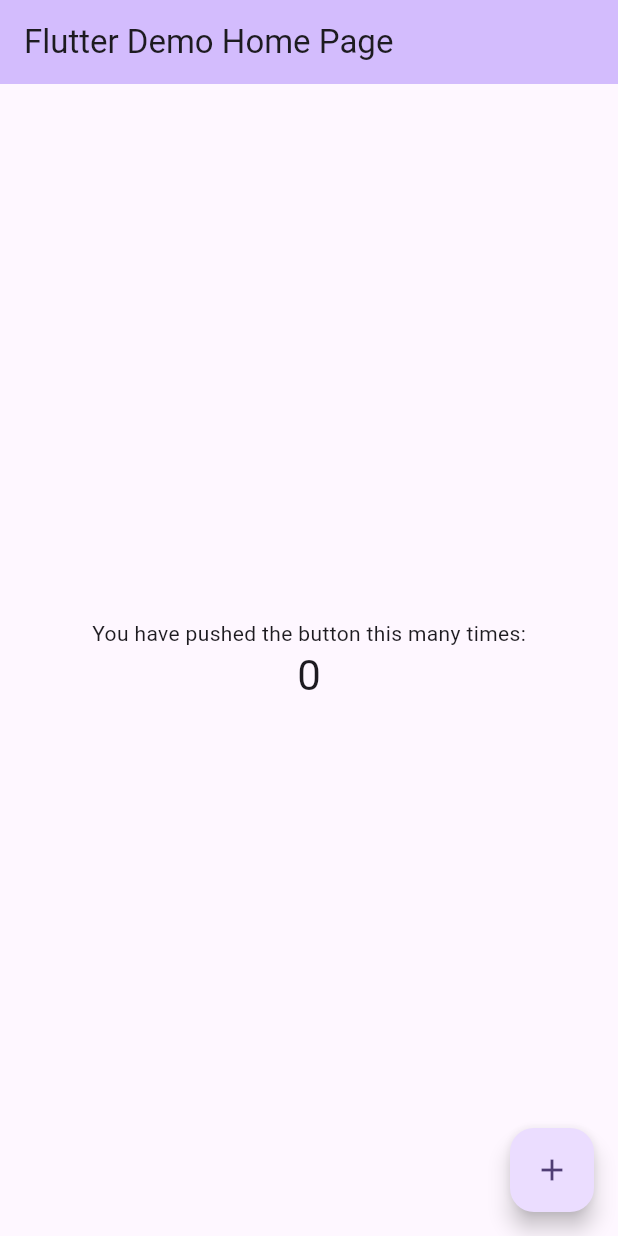
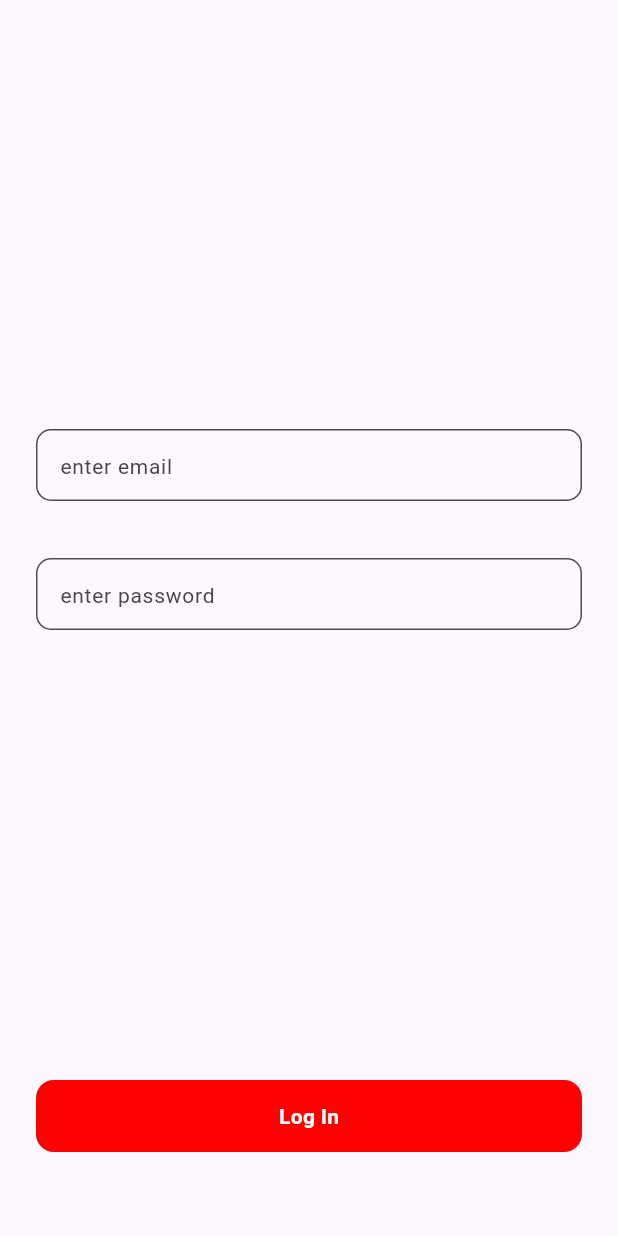
Before and after one commit to Ashutosh5426/UserHub, a Flutter app: the screen it shows after launch, on a phone screen of 412 x 824 dp. Run offline on Flutter 3.47's test engine with Material 2 defaults, Android fonts, the phone set to English and light mode, and no system bars; our stand-ins replace dio, fluttertoast, shared_preferences.

Commit message:
Completed login page

```diff
--- /dev/null
+++ b/lib/core/app_constants/app_strings.dart
@@ -0,0 +1,4 @@
+abstract class AppStrings {
+  static const String emailKeyName = 'userEmail';
+  static const String passwordKeyName = 'userPassword';
+}
--- /dev/null
+++ b/lib/core/common_functions.dart
@@ -0,0 +1,39 @@
+String validateEmail(String? value) {
+  if(value==null || value.isEmpty) {
+    return 'Enter a valid email address';
+  }
+  const pattern = r"(?:[a-z0-9!#$%&'*+/=?^_`{|}~-]+(?:\.[a-z0-9!#$%&'"
+      r'*+/=?^_`{|}~-]+)*|"(?:[\x01-\x08\x0b\x0c\x0e-\x1f\x21\x23-\x5b\x5d-'
+      r'\x7f]|\\[\x01-\x09\x0b\x0c\x0e-\x7f])*")@(?:(?:[a-z0-9](?:[a-z0-9-]*'
+      r'[a-z0-9])?\.)+[a-z0-9](?:[a-z0-9-]*[a-z0-9])?|\[(?:(?:(2(5[0-5]|[0-4]'
+      r'[0-9])|1[0-9][0-9]|[1-9]?[0-9]))\.){3}(?:(2(5[0-5]|[0-4][0-9])|1[0-9]'
+      r'[0-9]|[1-9]?[0-9])|[a-z0-9-]*[a-z0-9]:(?:[\x01-\x08\x0b\x0c\x0e-\x1f\'
+      r'x21-\x5a\x53-\x7f]|\\[\x01-\x09\x0b\x0c\x0e-\x7f])+)\])';
+  final regex = RegExp(pattern);
+
+  return !regex.hasMatch(value)
+      ? 'Enter a valid email address'
+      : '';
+}
+
+String validatePassword(String value) {
+  if (value.isEmpty) {
+    return 'Please enter password';
+  }
+  if (value.length < 6) {
+    return 'Password should have 6 to 10 characters';
+  }
+  if (value.length > 10) {
+    return 'Password should have 6 to 10 characters';
+  }
+  if (!RegExp(r'^(?=.*[a-z])').hasMatch(value)) {
+    return 'Password should have at least one lower case letter';
+  }
+  if (!RegExp(r'^(?=.*[A-Z])').hasMatch(value)) {
+    return 'Password should have at least one upper case letter';
+  }
+  if (!RegExp(r'^(?=.*[@$!%*?&])').hasMatch(value)) {
+    return 'Password should contain at least one special symbol';
+  }
+  return '';
+}
--- /dev/null
+++ b/lib/core/common_widgets/common_button_widget.dart
@@ -0,0 +1,31 @@
+import 'package:flutter/material.dart';
+
+class CustomButtonWidget extends StatelessWidget {
+  final Function() onPressed;
+  final String buttonText;
+  const CustomButtonWidget({required this.onPressed, required this.buttonText, Key? key}) : super(key: key);
+
+  @override
+  Widget build(BuildContext context) {
+    return InkWell(
+      onTap: onPressed,
+      child: Container(
+          width: double.maxFinite,
+          height: 48,
+          decoration: BoxDecoration(
+            color: const Color(0xFFFB0101),
+            borderRadius: BorderRadius.circular(12),
+          ),
+          child: Center(
+            child: Text(
+              buttonText,
+              style: const TextStyle(
+                  color: Colors.white,
+                  fontWeight: FontWeight.w600
+              ),
+            ),
+          )
+      ),
+    );
+  }
+}
--- /dev/null
+++ b/lib/core/shared_preference/shared_preference.dart
@@ -0,0 +1,36 @@
+import 'package:shared_preferences/shared_preferences.dart';
+
+class SharedPreference {
+  /// Making the Private Constructor for [SharedPreference] class
+  SharedPreference._();
+
+  /// Assigning the Instance of [SharedPreference] to [_instance]
+  static final SharedPreference _instance = SharedPreference._();
+
+  /// Getter of Instance of [SharedPreference] Singleton Class
+  factory SharedPreference() => _instance;
+
+  /// [_prefs] stores the instance of [SharedPreferences]
+  late SharedPreferences _prefs;
+
+  /// Assign Instance of [SharedPreferences] to [_prefs]
+  init() async{
+    _prefs = await SharedPreferences.getInstance();
+  }
+
+  /// Save an String value to key.
+  Future<bool> saveString({required String key, required String value}) async {
+    bool isSet = await _prefs.setString(key, value);
+    return isSet;
+  }
+
+  /// Try reading data from the [key]. If it doesn't exist, returns null.
+  String? getString({required String key}){
+    return _prefs.getString(key);
+  }
+
+  /// Remove data for the [key].
+  removeKey({required String key}) async {
+    await _prefs.remove(key);
+  }
+}
--- /dev/null
+++ b/lib/features/login/ui/login_page.dart
@@ -0,0 +1,174 @@
+import 'package:flutter/material.dart';
+import 'package:user_hub/core/app_constants/app_strings.dart';
+import 'package:user_hub/core/common_functions.dart';
+import 'package:user_hub/core/common_widgets/common_button_widget.dart';
+import 'package:user_hub/core/common_widgets/common_toast.dart';
+import 'package:user_hub/core/shared_preference/shared_preference.dart';
+import 'package:user_hub/features/user_list_page/ui/user_list_page.dart';
+
+class LoginPage extends StatefulWidget {
+  const LoginPage({Key? key}) : super(key: key);
+
+  @override
+  State<LoginPage> createState() => _LoginPageState();
+}
+
+class _LoginPageState extends State<LoginPage> {
+  late TextEditingController _emailController;
+  late TextEditingController _passwordController;
+  ValueNotifier<String> errorEmailText = ValueNotifier('');
+  ValueNotifier<String> errorPasswordText = ValueNotifier('');
+
+  @override
+  void initState() {
+    _emailController = TextEditingController();
+    _passwordController = TextEditingController();
+    super.initState();
+  }
+
+  @override
+  Widget build(BuildContext context) {
+    return Scaffold(
+      body: SafeArea(
+        child: Padding(
+          padding: const EdgeInsets.all(24),
+          child: Column(
+            mainAxisAlignment: MainAxisAlignment.center,
+            children: [
+              const Spacer(),
+              /// Email Address Text Field
+              SizedBox(
+                height: 48,
+                child: TextFormField(
+                  style: const TextStyle(
+                    height: 1,
+                  ),
+                  controller: _emailController,
+                  onChanged: (String value){
+                    errorEmailText.value = validateEmail(value);
+                  },
+                  decoration: InputDecoration(
+                    hintText: 'enter email',
+                    hintStyle: const TextStyle(fontSize: 14),
+                    enabledBorder: OutlineInputBorder(
+                      borderSide: const BorderSide(
+                        color: Color(0xFF4B4D50),
+                        width: 1,
+                      ),
+                      borderRadius: BorderRadius.circular(10),
+                    ),
+                    focusedBorder: OutlineInputBorder(
+                      borderSide: const BorderSide(
+                        color: Color(0xFFB1B3B5),
+                        width: 1,
+                      ),
+                      borderRadius:
+                      BorderRadius.circular(10),
+                    ),
+                    errorBorder: OutlineInputBorder(
+                      borderSide: const BorderSide(
+                        color: Color(0xFFFB0101),
+                        width: 1,
+                      ),
+                      borderRadius:
+                      BorderRadius.circular(10),
+                    ),
+                  ),
+                ),
+              ),
+              Row(
+                children: [
+                  ValueListenableBuilder(
+                    valueListenable: errorEmailText,
+                    builder: (context, value, _) {
+                      return Text(
+                        value,
+                        style: const TextStyle(
+                          fontSize: 10,
+                          color: Color(0xFFFB0101),
+                        ),
+                      );
+                    }
+                  ),
+                ],
+              ),
+              const SizedBox(height: 24),
+              /// Password Text Field
+              SizedBox(
+                height: 48,
+                child: TextFormField(
+                  style: const TextStyle(height: 1),
+                  controller: _passwordController,
+                  onChanged: (String value){
+                    errorPasswordText.value = validatePassword(value);
+                  },
+                  decoration: InputDecoration(
+                    hintText: 'enter password',
+                    hintStyle: const TextStyle(fontSize: 14),
+                    enabledBorder: OutlineInputBorder(
+                      borderSide: const BorderSide(
+                        color: Color(0xFF4B4D50),
+                        width: 1,
+                      ),
+                      borderRadius: BorderRadius.circular(10),
+                    ),
+                    focusedBorder: OutlineInputBorder(
+                      borderSide: const BorderSide(
+                        color: Color(0xFFB1B3B5),
+                        width: 1,
+                      ),
+                      borderRadius:
+                      BorderRadius.circular(10),
+                    ),
+                    errorBorder: OutlineInputBorder(
+                      borderSide: const BorderSide(
+                        color: Color(0xFFFB0101),
+                        width: 1,
+                      ),
+                      borderRadius:
+                      BorderRadius.circular(10),
+                    ),
+                  ),
+                  obscureText: true,
+                ),
+              ),
+              Row(
+                children: [
+                  ValueListenableBuilder(
+                      valueListenable: errorPasswordText,
+                      builder: (context, value, _) {
+                        return Text(
+                          value,
+                          style: const TextStyle(
+                            fontSize: 10,
+                            color: Color(0xFFFB0101),
+                          ),
+                        );
+                      }
+                  ),
+                ],
+              ),
+              const SizedBox(height: 24),
+              const Spacer(),
+              CustomButtonWidget(
+                onPressed: () async {
+                  if (_emailController.text.isEmpty || _passwordController.text.isEmpty) {
+                    CommonToast.showToast('Please enter email and password');
+                    return;
+                  }
+                  bool isEmailSaved = await SharedPreference().saveString(key: AppStrings.emailKeyName, value: _emailController.text);
+                  bool isPasswordSaved = await SharedPreference().saveString(key: AppStrings.passwordKeyName, value: _passwordController.text);
+                  if(isEmailSaved && isPasswordSaved){
+                    Navigator.of(context).push(MaterialPageRoute(builder: (_) => const UserListPage()));
+                  }
+                },
+                buttonText: 'Log In',
+              ),
+              const SizedBox(height: 32),
+            ],
+          ),
+        ),
+      ),
+    );
+  }
+}
--- a/lib/main.dart
+++ b/lib/main.dart
@@ -1,125 +1,26 @@
 import 'package:flutter/material.dart';
+import 'package:user_hub/core/shared_preference/shared_preference.dart';
+import 'package:user_hub/features/login/ui/login_page.dart';
 
-void main() {
+void main() async {
+  WidgetsFlutterBinding.ensureInitialized();
+  await SharedPreference().init();
   runApp(const MyApp());
 }
 
 class MyApp extends StatelessWidget {
   const MyApp({super.key});
 
-  // This widget is the root of your application.
   @override
   Widget build(BuildContext context) {
     return MaterialApp(
-      title: 'Flutter Demo',
+      title: 'User Hub',
+      debugShowCheckedModeBanner: false,
       theme: ThemeData(
-        // This is the theme of your application.
-        //
-        // TRY THIS: Try running your application with "flutter run". You'll see
-        // the application has a blue toolbar. Then, without quitting the app,
-        // try changing the seedColor in the colorScheme below to Colors.green
-        // and then invoke "hot reload" (save your changes or press the "hot
-        // reload" button in a Flutter-supported IDE, or press "r" if you used
-        // the command line to start the app).
-        //
-        // Notice that the counter didn't reset back to zero; the application
-        // state is not lost during the reload. To reset the state, use hot
-        // restart instead.
-        //
-        // This works for code too, not just values: Most code changes can be
-        // tested with just a hot reload.
         colorScheme: ColorScheme.fromSeed(seedColor: Colors.deepPurple),
         useMaterial3: true,
       ),
-      home: const MyHomePage(title: 'Flutter Demo Home Page'),
+      home: const LoginPage(),
     );
   }
 }
-
-class MyHomePage extends StatefulWidget {
-  const MyHomePage({super.key, required this.title});
-
-  // This widget is the home page of your application. It is stateful, meaning
-  // that it has a State object (defined below) that contains fields that affect
-  // how it looks.
-
-  // This class is the configuration for the state. It holds the values (in this
-  // case the title) provided by the parent (in this case the App widget) and
-  // used by the build method of the State. Fields in a Widget subclass are
-  // always marked "final".
-
-  final String title;
-
-  @override
-  State<MyHomePage> createState() => _MyHomePageState();
-}
-
-class _MyHomePageState extends State<MyHomePage> {
-  int _counter = 0;
-
-  void _incrementCounter() {
-    setState(() {
-      // This call to setState tells the Flutter framework that something has
-      // changed in this State, which causes it to rerun the build method below
-      // so that the display can reflect the updated values. If we changed
-      // _counter without calling setState(), then the build method would not be
-      // called again, and so nothing would appear to happen.
-      _counter++;
-    });
-  }
-
-  @override
-  Widget build(BuildContext context) {
-    // This method is rerun every time setState is called, for instance as done
-    // by the _incrementCounter method above.
-    //
-    // The Flutter framework has been optimized to make rerunning build methods
-    // fast, so that you can just rebuild anything that needs updating rather
-    // than having to individually change instances of widgets.
-    return Scaffold(
-      appBar: AppBar(
-        // TRY THIS: Try changing the color here to a specific color (to
-        // Colors.amber, perhaps?) and trigger a hot reload to see the AppBar
-        // change color while the other colors stay the same.
-        backgroundColor: Theme.of(context).colorScheme.inversePrimary,
-        // Here we take the value from the MyHomePage object that was created by
-        // the App.build method, and use it to set our appbar title.
-        title: Text(widget.title),
-      ),
-      body: Center(
-        // Center is a layout widget. It takes a single child and positions it
-        // in the middle of the parent.
-        child: Column(
-          // Column is also a layout widget. It takes a list of children and
-          // arranges them vertically. By default, it sizes itself to fit its
-          // children horizontally, and tries to be as tall as its parent.
-          //
-          // Column has various properties to control how it sizes itself and
-          // how it positions its children. Here we use mainAxisAlignment to
-          // center the children vertically; the main axis here is the vertical
-          // axis because Columns are vertical (the cross axis would be
-          // horizontal).
-          //
-          // TRY THIS: Invoke "debug painting" (choose the "Toggle Debug Paint"
-          // action in the IDE, or press "p" in the console), to see the
-          // wireframe for each widget.
-          mainAxisAlignment: MainAxisAlignment.center,
-          children: <Widget>[
-            const Text(
-              'You have pushed the button this many times:',
-            ),
-            Text(
-              '$_counter',
-              style: Theme.of(context).textTheme.headlineMedium,
-            ),
-          ],
-        ),
-      ),
-      floatingActionButton: FloatingActionButton(
-        onPressed: _incrementCounter,
-        tooltip: 'Increment',
-        child: const Icon(Icons.add),
-      ), // This trailing comma makes auto-formatting nicer for build methods.
-    );
-  }
-}
```
Also changed, not shown: lib/core/api/api_calls.dart (added, +34 -0 lines), lib/core/api/api_client.dart (added, +17 -0 lines), lib/core/common_widgets/common_error_widget.dart (added, +39 -0 lines), lib/core/common_widgets/common_toast.dart (added, +16 -0 lines), lib/features/user_list_page/ui/user_list_page.dart (added, +15 -0 lines), pubspec.yaml (+12 -1 lines), assets/something_went_wrong.jpeg (added), pubspec.lock, 7 other files.
